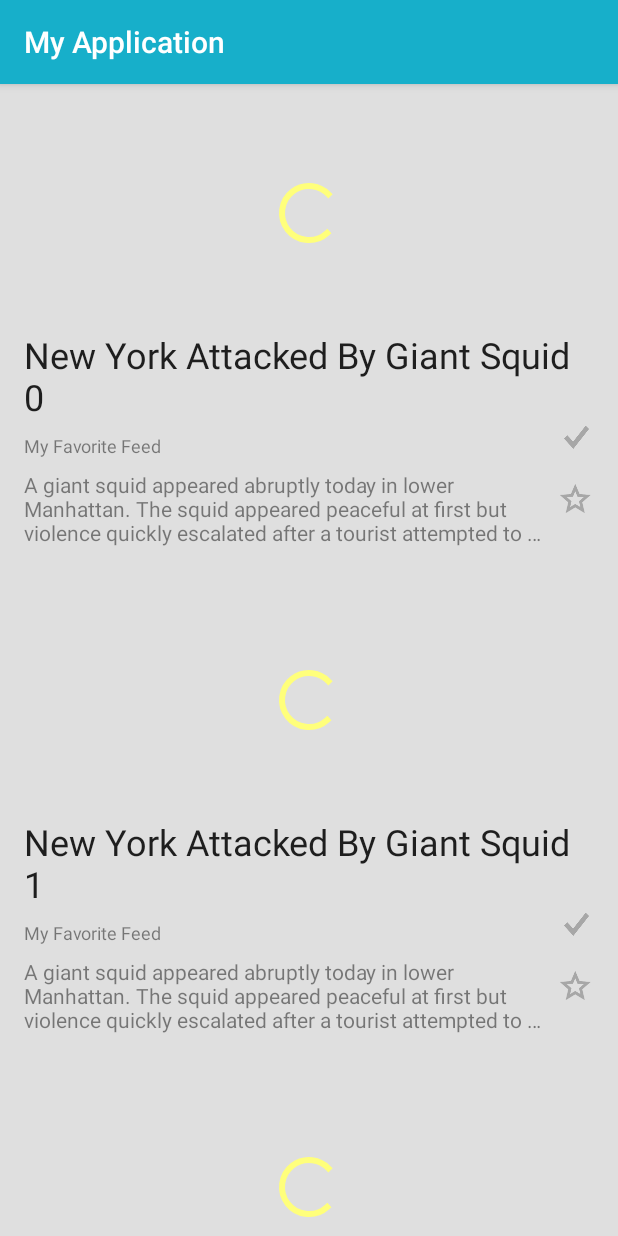
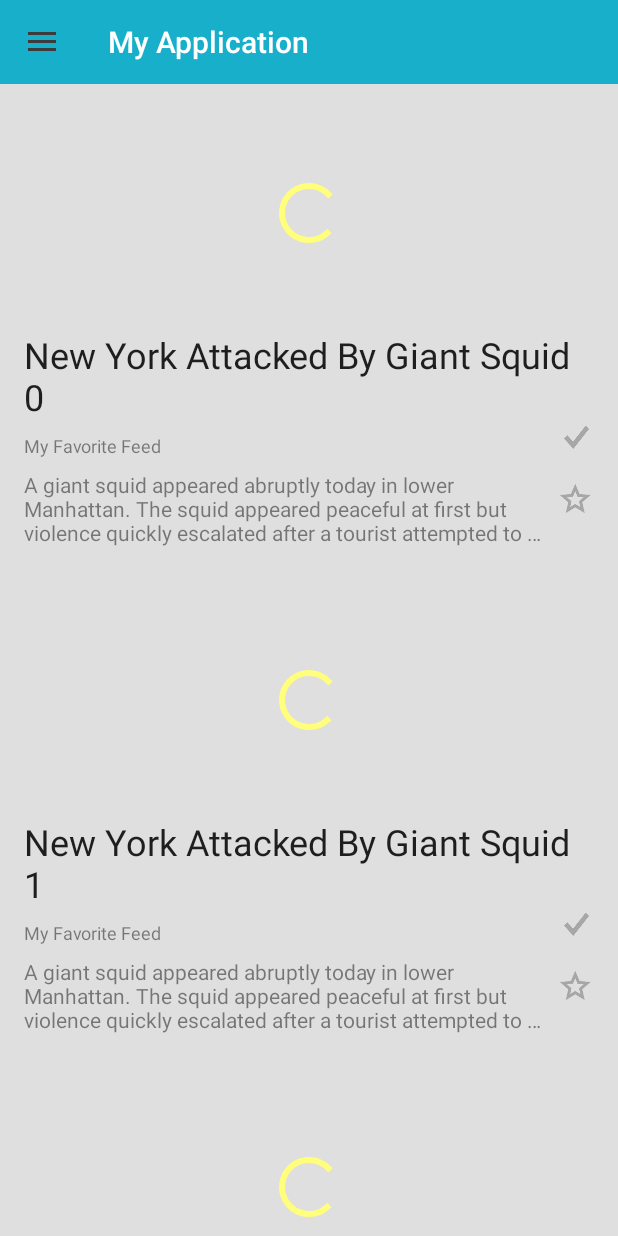
Before and after one commit to pykennedy/brushingOffTheDust, an Android app: the screen it shows after launch (BloclyActivity), on a phone screen of 412 x 824 dp. Run offline under Robolectric (Android 15) with nearby library versions, the phone set to English and light mode, and no system bars.

Commit message:
checkpoint42

```diff
--- a/app/build.gradle
+++ b/app/build.gradle
@@ -28,4 +28,5 @@ dependencies {
     testCompile 'junit:junit:4.12'
     compile 'com.android.support:recyclerview-v7:26.0.0-alpha1'
     compile 'com.nostra13.universalimageloader:universal-image-loader:1.9.5'
+    compile 'com.android.support:appcompat-v7:26.0.0-alpha1'
 }
--- a/app/src/main/java/pyk/myapplication/ui/activity/BloclyActivity.java
+++ b/app/src/main/java/pyk/myapplication/ui/activity/BloclyActivity.java
@@ -1,21 +1,31 @@
 package pyk.myapplication.ui.activity;
 
-import android.app.Activity;
+import android.content.res.Configuration;
 import android.os.Bundle;
+import android.support.v4.widget.DrawerLayout;
+import android.support.v7.app.ActionBarDrawerToggle;
+import android.support.v7.app.AppCompatActivity;
 import android.support.v7.widget.DefaultItemAnimator;
 import android.support.v7.widget.LinearLayoutManager;
 import android.support.v7.widget.RecyclerView;
+import android.support.v7.widget.Toolbar;
+import android.view.MenuItem;
 
 import pyk.myapplication.R;
 import pyk.myapplication.ui.adapter.ItemAdapter;
 
-public class BloclyActivity extends Activity {
-  private ItemAdapter itemAdapter;
+public class BloclyActivity extends AppCompatActivity {
+  private ItemAdapter           itemAdapter;
+  private ActionBarDrawerToggle drawerToggle;
+  private DrawerLayout          drawerLayout;
 
   @Override
   protected void onCreate(Bundle savedInstanceState) {
     super.onCreate(savedInstanceState);
     setContentView(R.layout.activity_blocly);
+
+    Toolbar toolbar = (Toolbar) findViewById(R.id.tb_activity_blocly);
+    setSupportActionBar(toolbar);
 
     itemAdapter = new ItemAdapter();
 
@@ -23,5 +33,30 @@ public class BloclyActivity extends Activity {
     recyclerView.setLayoutManager(new LinearLayoutManager(this));
     recyclerView.setItemAnimator(new DefaultItemAnimator());
     recyclerView.setAdapter(itemAdapter);
+
+    getSupportActionBar().setDisplayHomeAsUpEnabled(true);
+    drawerLayout = (DrawerLayout) findViewById(R.id.dl_activity_blocly);
+    drawerToggle = new ActionBarDrawerToggle(this, drawerLayout, 0, 0);
+    drawerLayout.addDrawerListener(drawerToggle);
+  }
+
+  @Override
+  protected void onPostCreate (Bundle savedInstanceState){
+    super.onPostCreate(savedInstanceState);
+    drawerToggle.syncState();
+  }
+
+  @Override
+  public void onConfigurationChanged(Configuration newConfig){
+    super.onConfigurationChanged(newConfig);
+    drawerToggle.onConfigurationChanged(newConfig);
+  }
+
+  @Override
+  public boolean onOptionsItemSelected(MenuItem item) {
+    if(drawerToggle.onOptionsItemSelected(item)) {
+      return true;
+    }
+    return super.onOptionsItemSelected(item);
   }
 }
--- a/app/src/main/res/layout/activity_blocly.xml
+++ b/app/src/main/res/layout/activity_blocly.xml
@@ -1,8 +1,22 @@
 <?xml version="1.0" encoding="utf-8"?>
-<LinearLayout xmlns:android="http://schemas.android.com/apk/res/android"
-              android:orientation="vertical"
+
+<android.support.v4.widget.DrawerLayout
+    xmlns:android="http://schemas.android.com/apk/res/android"
+    android:id="@+id/dl_activity_blocly"
     android:layout_width="match_parent"
     android:layout_height="match_parent">
+
+    <LinearLayout xmlns:android="http://schemas.android.com/apk/res/android"
+                  android:layout_width="match_parent"
+                  android:layout_height="match_parent"
+                  android:orientation="vertical">
+
+        <android.support.v7.widget.Toolbar
+            android:id="@+id/tb_activity_blocly"
+            android:layout_width="match_parent"
+            android:layout_height="wrap_content"
+            android:minHeight="?attr/actionBarSize"
+            android:background="?attr/colorPrimary"/>
 
         <android.support.v7.widget.RecyclerView
             android:id="@+id/rv_activity_blocly"
@@ -10,3 +24,14 @@
             android:layout_height="match_parent"/>
 
     </LinearLayout>
+
+    <TextView
+        android:layout_width="280dp"
+        android:layout_height="match_parent"
+        android:text="Welcome to the Drawer!"
+        android:textSize="32sp"
+        android:gravity="center"
+        android:background="?android:windowBackground"
+        android:layout_gravity="start"/>
+
+</android.support.v4.widget.DrawerLayout>
--- a/app/src/main/res/values/colors.xml
+++ b/app/src/main/res/values/colors.xml
@@ -5,6 +5,7 @@
     <color name="accent">#FFFF7B</color>
     <color name="windowBackground">#DFDFDF</color>
     <color name="divider">@color/black_12</color>
+    <color name="actionBarItems">@color/dark_gray</color>
 
     <color name="text_primary">@color/black_87</color>
     <color name="text_secondary">@color/black_54</color>
@@ -16,4 +17,5 @@
     <color name="black_54">#79000000</color>
     <color name="black_26">#3A000000</color>
     <color name="black_12">#1B000000</color>
+    <color name="dark_gray">#3C3C3C</color>
 </resources>
--- a/app/src/main/res/values/styles.xml
+++ b/app/src/main/res/values/styles.xml
@@ -1,10 +1,14 @@
 <resources>
 
-    <style name="AppTheme" parent="android:Theme.Material">
-        <item name="android:colorPrimary">@color/primary</item>
-        <item name="android:colorPrimaryDark">@color/primary_dark</item>
-        <item name="android:colorAccent">@color/accent</item>
+    <style name="AppTheme" parent="Theme.AppCompat.NoActionBar">
         <item name="android:windowBackground">@color/windowBackground</item>
+        <item name="drawerArrowStyle">@style/DrawerArrow</item>
+        <item name="colorPrimary">@color/primary</item>
+        <item name="colorPrimaryDark">@color/primary_dark</item>
+        <item name="colorAccent">@color/accent</item>
+    </style>
+    <style name="DrawerArrow" parent="Base.Widget.AppCompat.DrawerArrowToggle">
+        <item name="color">@color/actionBarItems</item>
     </style>
     <style name="Headline">
         <item name="android:textColor">@color/text_primary</item>
```
Lines whose indentation alone changed are shown as unchanged.
